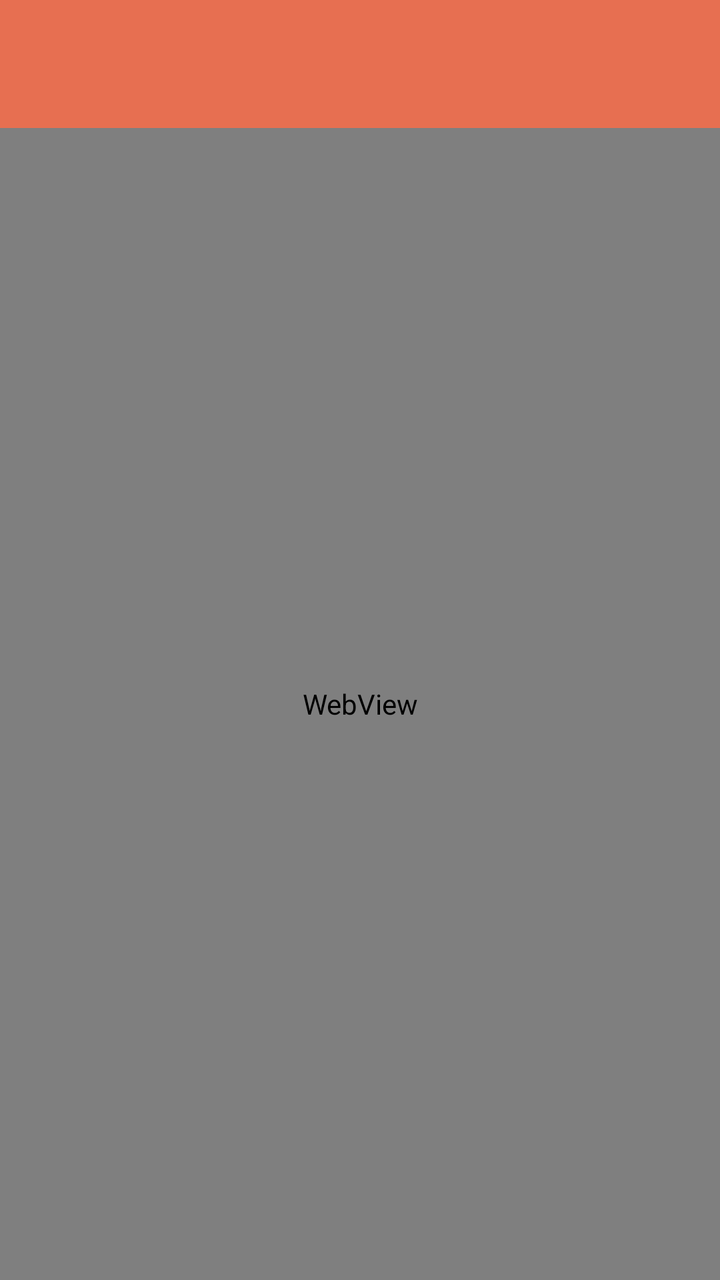
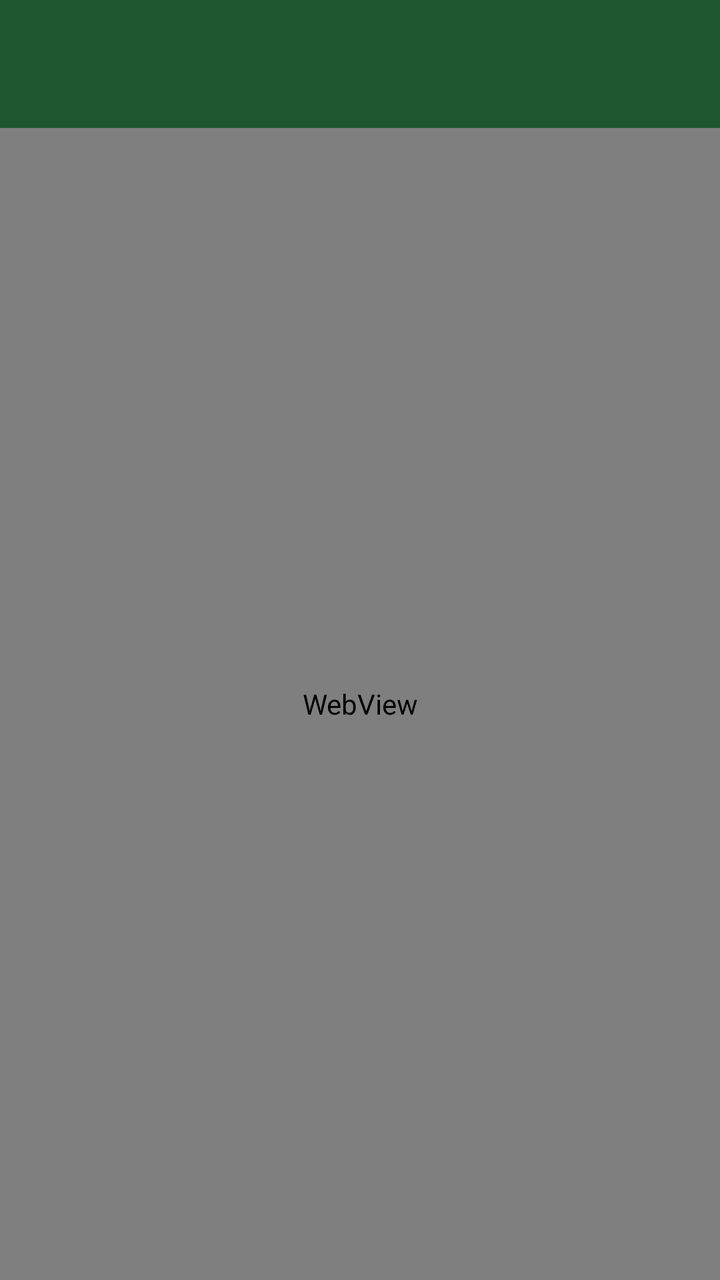

Two renders of the same Android screen: before a commit and after it. Below are the layout's source before the change and the commit's diff.
<!-- AndroidManifest.xml: application theme Theme.Abil -->
<!-- res/layout/activity_web_view.xml -->
<?xml version="1.0" encoding="utf-8"?>
<androidx.coordinatorlayout.widget.CoordinatorLayout xmlns:android="http://schemas.android.com/apk/res/android"
    xmlns:app="http://schemas.android.com/apk/res-auto"
    xmlns:tools="http://schemas.android.com/tools"
    android:id="@+id/main"
    android:layout_width="match_parent"
    android:layout_height="match_parent"
    tools:context=".pertemuan_5.WebViewActivity">

    <com.google.android.material.appbar.AppBarLayout
        android:id="@+id/appBar"
        android:layout_width="match_parent"
        android:layout_height="wrap_content">

        <androidx.appcompat.widget.Toolbar
            android:id="@+id/toolbar"
            android:layout_width="match_parent"
            android:layout_height="?attr/actionBarSize"
            android:background="@color/red"
            app:layout_constraintEnd_toEndOf="parent"
            app:layout_constraintStart_toStartOf="parent"
            app:layout_constraintTop_toTopOf="parent"
            app:layout_scrollFlags="enterAlways"
            app:subtitleTextColor="@android:color/white"
            app:titleTextColor="@android:color/white" />
    </com.google.android.material.appbar.AppBarLayout>

    <WebView
        android:id="@+id/webView"
        android:layout_width="match_parent"
        android:layout_height="match_parent"
        app:layout_constraintBottom_toBottomOf="parent"
        app:layout_constraintStart_toStartOf="parent"
        app:layout_constraintTop_toTopOf="parent"
        app:layout_behavior="@string/appbar_scrolling_view_behavior"/>/>
</androidx.coordinatorlayout.widget.CoordinatorLayout>
<!-- resources referenced by this layout -->
<resources>
  <color name="red">#E76F51</color>
  <style name="Theme.Abil" parent="Base.Theme.Abil" />
  <style name="Base.Theme.Abil" parent="Theme.Material3.DayNight.NoActionBar">
          
          
      </style>
</resources>

<!-- the commit's change to res/layout/activity_web_view.xml (unified diff, before → after) -->
@@ -16,7 +16,7 @@
             android:id="@+id/toolbar"
             android:layout_width="match_parent"
             android:layout_height="?attr/actionBarSize"
-            android:background="@color/red"
+            android:background="@color/heritageGreen"
             app:layout_constraintEnd_toEndOf="parent"
             app:layout_constraintStart_toStartOf="parent"
             app:layout_constraintTop_toTopOf="parent"
<!-- resource entries referenced after the edit -->
@@ -1,6 +1,6 @@
 <!-- resources referenced by this layout -->
 <resources>
-  <color name="red">#E76F51</color>
+  <color name="heritageGreen">#1E5631</color>
   <style name="Theme.Abil" parent="Base.Theme.Abil" />
   <style name="Base.Theme.Abil" parent="Theme.Material3.DayNight.NoActionBar">
           
